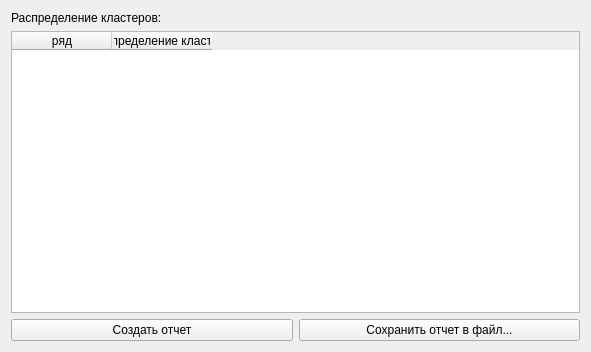
Before: the Qt Designer form src/splitsclusterisationreport.ui in zOrg1331/qznonstat, drawn with Qt 5.
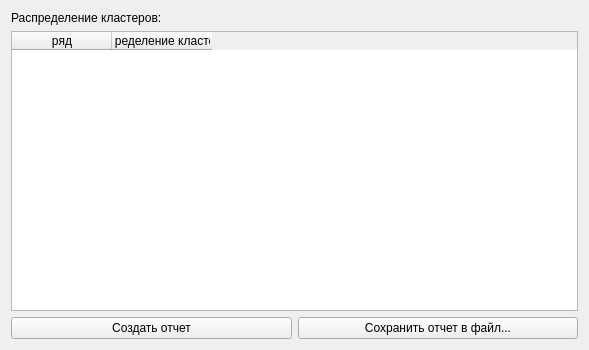
After: the same form once the commit is applied.

Commit message: добавил рабочую реализацию визуализации распределения кластеров

```diff
--- a/src/splitsclusterisationreport.ui
+++ b/src/splitsclusterisationreport.ui
@@ -6,8 +6,8 @@
    <rect>
     <x>0</x>
     <y>0</y>
-    <width>591</width>
-    <height>352</height>
+    <width>589</width>
+    <height>350</height>
    </rect>
   </property>
   <property name="windowTitle">
@@ -49,7 +49,7 @@
        </column>
        <column>
         <property name="text">
-         <string>распределение кластров</string>
+         <string>распределение кластеров</string>
         </property>
        </column>
       </widget>
```
The commit also changes 4 other files.
